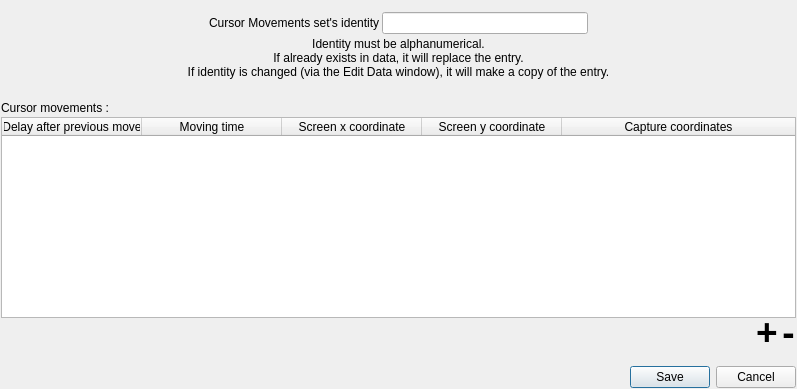
The window that ui/CursorMovementsSelectedEditDialog.ui (AmirHammouteneEI/ScheduledPasteAndKeys) describes before a commit, drawn with Qt 5.
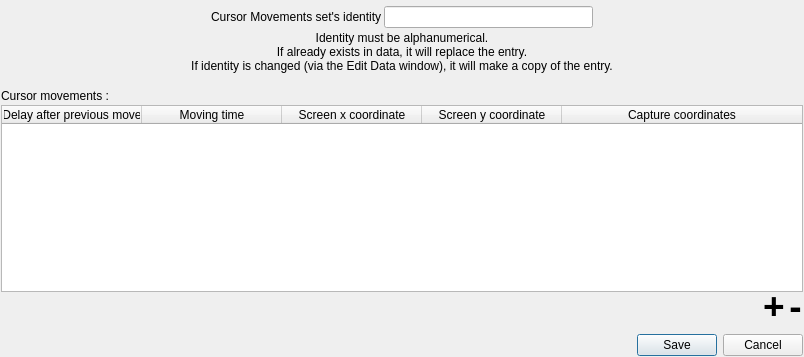
The same window after the commit.

```diff
--- a/ui/CursorMovementsSelectedEditDialog.ui
+++ b/ui/CursorMovementsSelectedEditDialog.ui
@@ -6,8 +6,8 @@
    <rect>
     <x>0</x>
     <y>0</y>
-    <width>797</width>
-    <height>389</height>
+    <width>804</width>
+    <height>357</height>
    </rect>
   </property>
   <property name="windowTitle">
```
